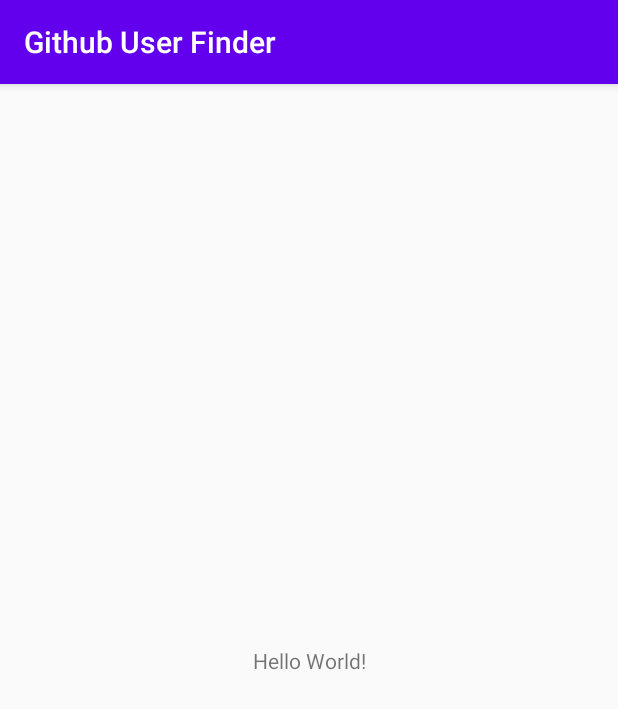
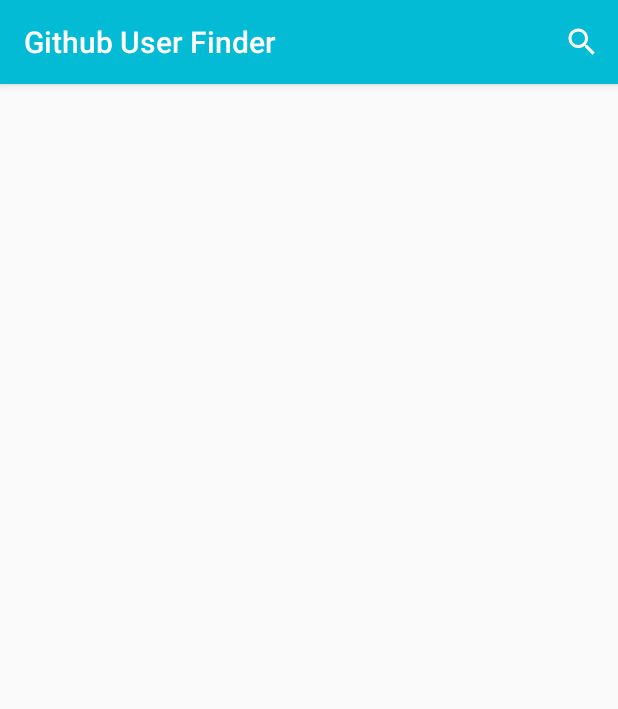
Before and after one commit to Ram-adhan/gihub-user-finder, an Android app: the screen it shows after launch (MainActivity), on a phone screen of 412 x 824 dp. Shown: the top 709 px of the screen. Run offline under Robolectric (Android 15) with nearby library versions, the phone set to English and light mode, and no system bars.

Commit message:
add searchView

```diff
--- a/app/src/main/java/com/example/githubuserfinder/MainActivity.kt
+++ b/app/src/main/java/com/example/githubuserfinder/MainActivity.kt
@@ -2,10 +2,16 @@ package com.example.githubuserfinder
 
 import androidx.appcompat.app.AppCompatActivity
 import android.os.Bundle
+import android.view.Menu
 
 class MainActivity : AppCompatActivity() {
     override fun onCreate(savedInstanceState: Bundle?) {
         super.onCreate(savedInstanceState)
         setContentView(R.layout.activity_main)
     }
+
+    override fun onCreateOptionsMenu(menu: Menu?): Boolean {
+        menuInflater.inflate(R.menu.option_menu, menu)
+        return super.onCreateOptionsMenu(menu)
+    }
 }
--- /dev/null
+++ b/app/src/main/res/drawable/ic_search.xml
@@ -0,0 +1,10 @@
+<vector xmlns:android="http://schemas.android.com/apk/res/android"
+    android:width="24dp"
+    android:height="24dp"
+    android:viewportWidth="24"
+    android:viewportHeight="24"
+    android:tint="?attr/colorControlNormal">
+  <path
+      android:fillColor="@android:color/white"
+      android:pathData="M15.5,14h-0.79l-0.28,-0.27C15.41,12.59 16,11.11 16,9.5 16,5.91 13.09,3 9.5,3S3,5.91 3,9.5 5.91,16 9.5,16c1.61,0 3.09,-0.59 4.23,-1.57l0.27,0.28v0.79l5,4.99L20.49,19l-4.99,-5zM9.5,14C7.01,14 5,11.99 5,9.5S7.01,5 9.5,5 14,7.01 14,9.5 11.99,14 9.5,14z"/>
+</vector>
--- a/app/src/main/res/layout/activity_main.xml
+++ b/app/src/main/res/layout/activity_main.xml
@@ -6,13 +6,5 @@
     android:layout_height="match_parent"
     tools:context=".MainActivity">
 
-    <TextView
-        android:layout_width="wrap_content"
-        android:layout_height="wrap_content"
-        android:text="Hello World!"
-        app:layout_constraintBottom_toBottomOf="parent"
-        app:layout_constraintLeft_toLeftOf="parent"
-        app:layout_constraintRight_toRightOf="parent"
-        app:layout_constraintTop_toTopOf="parent" />
 
 </androidx.constraintlayout.widget.ConstraintLayout>
--- /dev/null
+++ b/app/src/main/res/menu/option_menu.xml
@@ -0,0 +1,9 @@
+<?xml version="1.0" encoding="utf-8"?>
+<menu xmlns:app="http://schemas.android.com/apk/res-auto"
+    xmlns:android="http://schemas.android.com/apk/res/android">
+    <item android:id="@+id/search"
+        android:title="@string/search_title"
+        android:icon="@drawable/ic_search"
+        app:showAsAction="collapseActionView|ifRoom"
+        app:actionViewClass="android.widget.SearchView" />
+</menu>
--- a/app/src/main/res/values/colors.xml
+++ b/app/src/main/res/values/colors.xml
@@ -1,6 +1,6 @@
 <?xml version="1.0" encoding="utf-8"?>
 <resources>
-    <color name="colorPrimary">#6200EE</color>
-    <color name="colorPrimaryDark">#3700B3</color>
+    <color name="colorPrimary">#03BBD4</color>
+    <color name="colorPrimaryDark">#0197A5</color>
     <color name="colorAccent">#03DAC5</color>
 </resources>
--- a/app/src/main/res/values/strings.xml
+++ b/app/src/main/res/values/strings.xml
@@ -1,3 +1,4 @@
 <resources>
     <string name="app_name">Github User Finder</string>
+    <string name="search_title">Search</string>
 </resources>
```
